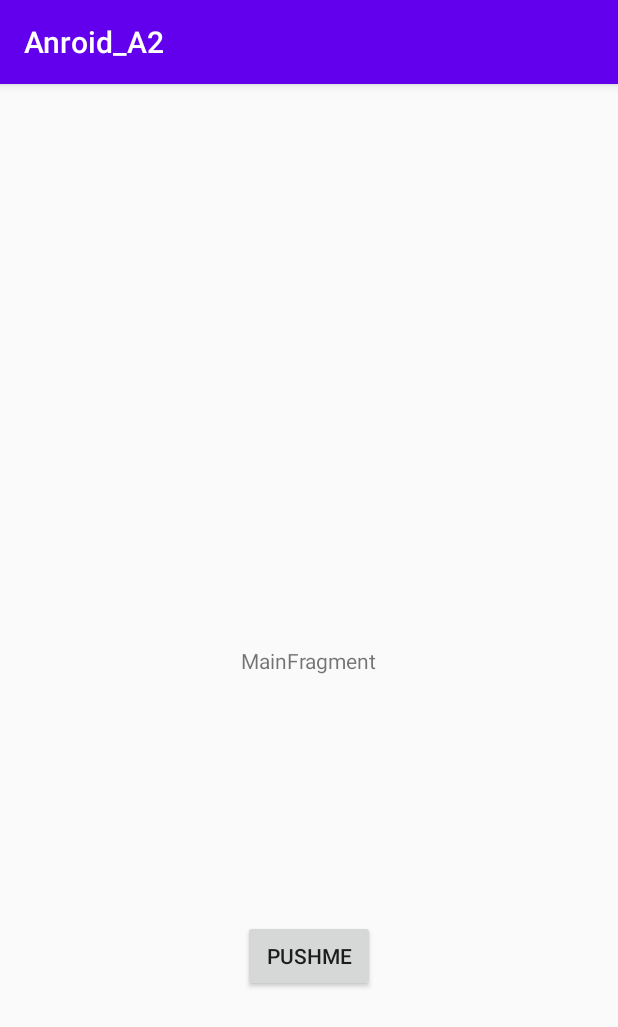
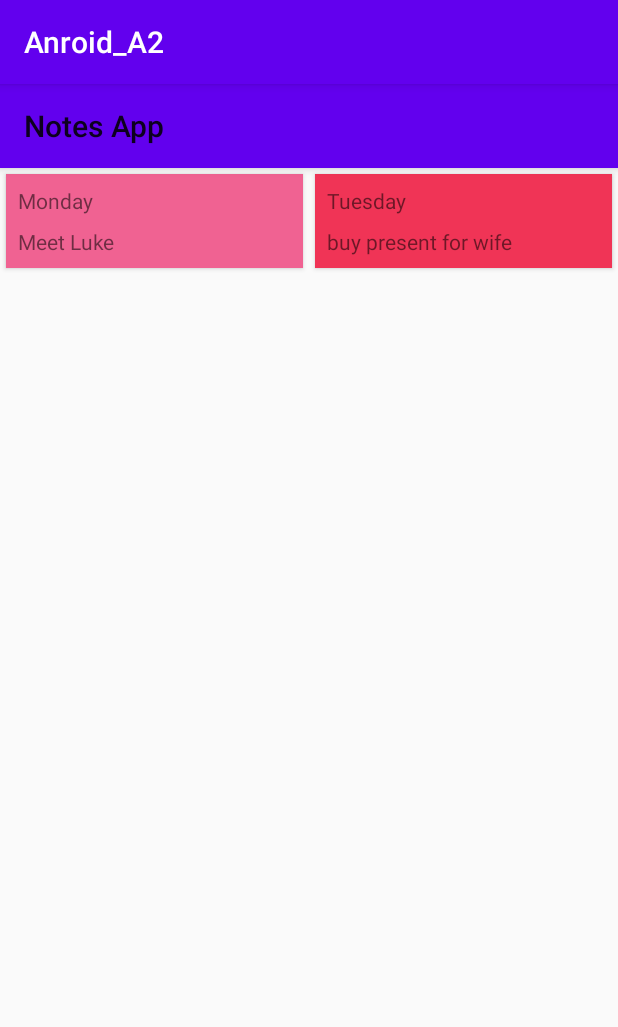
Before and after one commit to Scrag87/Anroid_A2, an Android app: the screen it shows after launch (MainActivity), on a phone screen of 412 x 824 dp. Shown: the top 1027 px of the screen. Run offline under Robolectric (Android 15) with nearby library versions, the phone set to English and light mode, and no system bars.

Commit message:
lesson2 Hw

```diff
--- a/app/build.gradle
+++ b/app/build.gradle
@@ -33,7 +33,11 @@ dependencies {
     implementation 'androidx.constraintlayout:constraintlayout:2.0.1'
     implementation 'androidx.lifecycle:lifecycle-extensions:2.2.0'
     implementation 'androidx.lifecycle:lifecycle-viewmodel-ktx:2.2.0'
-    testImplementation 'junit:junit:4.12'
+    testImplementation 'junit:junit:4.13'
     androidTestImplementation 'androidx.test.ext:junit:1.1.2'
     androidTestImplementation 'androidx.test.espresso:espresso-core:3.3.0'
+    implementation 'androidx.recyclerview:recyclerview:1.1.0'
+    implementation 'com.google.android.material:material:1.2.1'
+    implementation 'androidx.legacy:legacy-support-v4:1.0.0'
+    implementation 'com.google.android.gms:play-services-maps:17.0.0'
 }
--- a/app/src/main/java/com/example/anroid_a2/MainActivity.kt
+++ b/app/src/main/java/com/example/anroid_a2/MainActivity.kt
@@ -1,17 +1,10 @@
 package com.example.anroid_a2
 
 import android.os.Bundle
-import android.view.View
-import android.widget.Toast
 import androidx.appcompat.app.AppCompatActivity
-import androidx.lifecycle.ViewModelProvider
 import com.example.anroid_a2.ui.main.MainFragment
-import com.example.anroid_a2.viewModel.MainViewModel
 
 class MainActivity : AppCompatActivity() {
-
-
-    lateinit var viewModel: MainViewModel
 
     override fun onCreate(savedInstanceState: Bundle?) {
         super.onCreate(savedInstanceState)
@@ -21,13 +14,5 @@ class MainActivity : AppCompatActivity() {
                 .replace(R.id.container, MainFragment.newInstance())
                 .commitNow()
         }
-        viewModel = ViewModelProvider(this).get(MainViewModel::class.java)
-        viewModel.getViewState().observe(this, { value ->
-            Toast.makeText(this, value, Toast.LENGTH_SHORT).show()
-        })
-    }
-
-    fun buttonClick(view: View) {
-        viewModel.buttonClick()
     }
 }
--- /dev/null
+++ b/app/src/main/java/com/example/anroid_a2/entity/Note.kt
@@ -0,0 +1,3 @@
+package com.example.anroid_a2.entity
+
+class Note(var title:String, var text:String, var color: Int)
--- /dev/null
+++ b/app/src/main/java/com/example/anroid_a2/model/NoteRepository.kt
@@ -0,0 +1,16 @@
+package com.example.anroid_a2.model
+
+import com.example.anroid_a2.entity.Note
+
+object NoteRepository {
+    private val notes: MutableList<Note> =
+        listOf(
+            Note("Monday", "Meet Luke", 0xfff06292.toInt()),
+            Note("Tuesday", "buy present for wife", 0xfff_03456.toInt())
+        ) as MutableList<Note>
+
+    fun getNotes(): List<Note> {
+        return notes
+    }
+
+}
--- a/app/src/main/java/com/example/anroid_a2/ui/main/MainFragment.kt
+++ b/app/src/main/java/com/example/anroid_a2/ui/main/MainFragment.kt
@@ -6,16 +6,19 @@ import android.view.View
 import android.view.ViewGroup
 import androidx.fragment.app.Fragment
 import androidx.lifecycle.ViewModelProvider
+import androidx.recyclerview.widget.GridLayoutManager
 import com.example.anroid_a2.R
 import com.example.anroid_a2.viewModel.MainViewModel
+import kotlinx.android.synthetic.main.main_fragment.*
 
 class MainFragment : Fragment() {
+
+    lateinit var adapter: NotesRVAdapter
+    private lateinit var viewModel: MainViewModel
 
     companion object {
         fun newInstance() = MainFragment()
     }
-
-    private lateinit var viewModel: MainViewModel
 
     override fun onCreateView(
         inflater: LayoutInflater, container: ViewGroup?,
@@ -27,6 +30,15 @@ class MainFragment : Fragment() {
     override fun onActivityCreated(savedInstanceState: Bundle?) {
         super.onActivityCreated(savedInstanceState)
         viewModel = ViewModelProvider(this).get(MainViewModel::class.java)
+        adapter = NotesRVAdapter()
+
+        rv_notes.layoutManager = GridLayoutManager(this.context, 2)
+        rv_notes.adapter = adapter
+
+        viewModel.getViewState().observe(this.viewLifecycleOwner, { value ->
+            value?.let { adapter.notes = it.notes }
+        })
+
     }
 
 }
--- /dev/null
+++ b/app/src/main/java/com/example/anroid_a2/ui/main/MainViewState.kt
@@ -0,0 +1,5 @@
+package com.example.anroid_a2.ui.main
+
+import com.example.anroid_a2.entity.Note
+
+class MainViewState(val notes:List<Note>)
--- /dev/null
+++ b/app/src/main/java/com/example/anroid_a2/ui/main/NotesRVAdapter.kt
@@ -0,0 +1,36 @@
+package com.example.anroid_a2.ui.main
+
+import android.view.LayoutInflater
+import android.view.View
+import android.view.ViewGroup
+import androidx.recyclerview.widget.RecyclerView
+import com.example.anroid_a2.R
+import com.example.anroid_a2.entity.Note
+import kotlinx.android.synthetic.main.item_note.view.*
+
+class NotesRVAdapter : RecyclerView.Adapter<NotesRVAdapter.ViewHolder>() {
+
+    var notes: List<Note> = listOf()
+        set(value) {
+            field = value
+            notifyDataSetChanged()
+        }
+
+    class ViewHolder(itemView: View) : RecyclerView.ViewHolder(itemView) {
+        fun bind(note: Note)  = with(itemView) {
+            tv_title.text = note.title
+            tv_text.text = note.text
+            setBackgroundColor(note.color)
+        }
+    }
+
+    override fun onCreateViewHolder(parent: ViewGroup, viewType: Int) =
+        ViewHolder(LayoutInflater.from(parent.context).inflate(R.layout.item_note, parent, false))
+
+    override fun onBindViewHolder(holder: ViewHolder, position: Int) {
+        return holder.bind(notes[position])
+    }
+
+    override fun getItemCount() = notes.size
+
+}
--- a/app/src/main/java/com/example/anroid_a2/viewModel/MainViewModel.kt
+++ b/app/src/main/java/com/example/anroid_a2/viewModel/MainViewModel.kt
@@ -3,24 +3,16 @@ package com.example.anroid_a2.viewModel
 import androidx.lifecycle.LiveData
 import androidx.lifecycle.MutableLiveData
 import androidx.lifecycle.ViewModel
-import com.example.anroid_a2.model.Model
+import com.example.anroid_a2.model.NoteRepository
+import com.example.anroid_a2.ui.main.MainViewState
 
 class MainViewModel : ViewModel() {
-    private val viewStateLiveData = MutableLiveData<String>()
-    private val viewStateLiveData1 = MutableLiveData<Int>()
-    private val model = Model()
+    private val viewStateLiveData = MutableLiveData<MainViewState>()
 
     init {
-        model.counterLiveData().observeForever {
-            viewStateLiveData.value = "Hello! $it"
-
-        }
-        viewStateLiveData1.value = 0
+        viewStateLiveData.value = MainViewState(NoteRepository.getNotes())
     }
 
-    fun getViewState(): LiveData<String> = viewStateLiveData
+    fun getViewState(): LiveData<MainViewState> = viewStateLiveData
 
-    fun buttonClick() {
-        model.riseCounter()
-    }
 }
--- /dev/null
+++ b/app/src/main/res/layout/item_note.xml
@@ -0,0 +1,32 @@
+<?xml version="1.0" encoding="utf-8"?>
+<androidx.cardview.widget.CardView xmlns:android="http://schemas.android.com/apk/res/android"
+    xmlns:app="http://schemas.android.com/apk/res-auto"
+    xmlns:tools="http://schemas.android.com/tools"
+    android:layout_width="match_parent"
+    android:layout_height="wrap_content"
+    android:layout_margin="4dp">
+
+    <LinearLayout
+        android:layout_width="match_parent"
+        android:layout_height="wrap_content"
+        android:orientation="vertical">
+
+        <TextView
+            android:id="@+id/tv_title"
+            android:layout_width="wrap_content"
+            android:layout_height="wrap_content"
+            android:layout_marginTop="8dp"
+            android:layout_marginStart="8dp"
+            android:layout_marginEnd="8dp"
+            tools:text="Very important note"/>
+
+        <TextView
+            android:id="@+id/tv_text"
+            android:layout_width="match_parent"
+            android:layout_height="wrap_content"
+            android:layout_margin="8dp"
+            tools:text="My very important note text with very important information"/>
+
+    </LinearLayout>
+
+</androidx.cardview.widget.CardView>
--- a/app/src/main/res/layout/main_fragment.xml
+++ b/app/src/main/res/layout/main_fragment.xml
@@ -1,29 +1,29 @@
 <?xml version="1.0" encoding="utf-8"?>
-<androidx.constraintlayout.widget.ConstraintLayout
-        xmlns:android="http://schemas.android.com/apk/res/android"
-        xmlns:app="http://schemas.android.com/apk/res-auto"
-        xmlns:tools="http://schemas.android.com/tools"
-        android:id="@+id/main"
-        android:layout_width="match_parent"
-        android:layout_height="match_parent"
-        tools:context=".ui.main.MainFragment">
+<androidx.coordinatorlayout.widget.CoordinatorLayout xmlns:android="http://schemas.android.com/apk/res/android"
+                                                     xmlns:app="http://schemas.android.com/apk/res-auto"
+                                                     android:layout_width="match_parent"
+                                                     android:layout_height="match_parent"
+                                                     android:fitsSystemWindows="true">
 
-    <TextView
-            android:id="@+id/message"
-            android:layout_width="wrap_content"
-            android:layout_height="wrap_content"
-            android:text="MainFragment"
-            app:layout_constraintBottom_toBottomOf="parent"
-            app:layout_constraintEnd_toEndOf="parent"
-            app:layout_constraintStart_toStartOf="parent"
-            app:layout_constraintTop_toTopOf="parent"/>
-    <Button
-            android:text="PushMe"
-            android:onClick="buttonClick"
-            android:layout_width="wrap_content"
-            android:layout_height="wrap_content" android:id="@+id/button"
-            app:layout_constraintBottom_toBottomOf="parent"
-            app:layout_constraintTop_toBottomOf="@+id/message" app:layout_constraintStart_toStartOf="parent"
-            app:layout_constraintEnd_toEndOf="parent"/>
+    <com.google.android.material.appbar.AppBarLayout
+            android:id="@+id/appbar"
+            app:layout_constraintTop_toTopOf="parent"
+            android:layout_width="match_parent"
+            android:layout_height="wrap_content">
 
-</androidx.constraintlayout.widget.ConstraintLayout>
+        <androidx.appcompat.widget.Toolbar
+                android:id="@+id/toolbar"
+                android:layout_width="match_parent"
+                android:layout_height="wrap_content"
+                app:layout_scrollFlags="scroll|enterAlways"
+                app:title="Notes App"/>
+
+    </com.google.android.material.appbar.AppBarLayout>
+
+    <androidx.recyclerview.widget.RecyclerView
+            android:id="@+id/rv_notes"
+            android:layout_width="match_parent"
+            app:layout_behavior="@string/appbar_scrolling_view_behavior"
+            android:layout_height="match_parent"/>
+
+</androidx.coordinatorlayout.widget.CoordinatorLayout>
```
